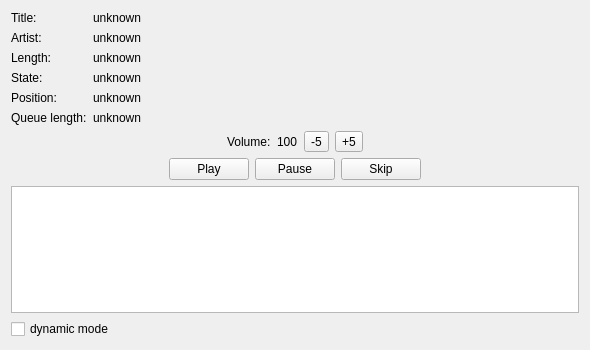
Qt form gui-remote/mainwidget.ui (hyperquantum/PMP) before a commit.
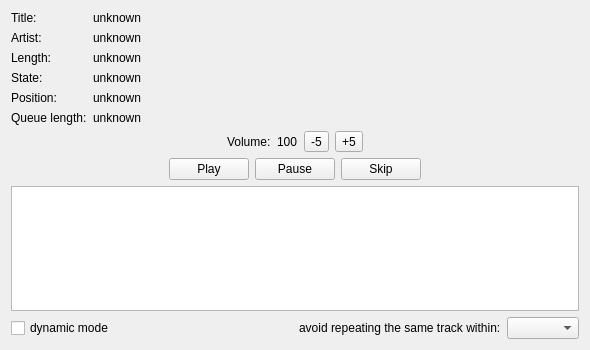
The same form after that commit.

Commit message: the track repetition avoidance timespan is now shown in the GUI remote as a combobox, and the user can modify the timespan by selecting another entry in the combobox

Patch:
```diff
--- a/gui-remote/mainwidget.ui
+++ b/gui-remote/mainwidget.ui
@@ -228,11 +228,42 @@
     </widget>
    </item>
    <item>
+    <layout class="QHBoxLayout" name="horizontalLayout_3">
+     <item>
     <widget class="QCheckBox" name="dynamicModeCheckBox">
      <property name="text">
       <string>dynamic mode</string>
      </property>
     </widget>
+     </item>
+     <item>
+      <spacer name="horizontalSpacer_5">
+       <property name="orientation">
+        <enum>Qt::Horizontal</enum>
+       </property>
+       <property name="sizeHint" stdset="0">
+        <size>
+         <width>40</width>
+         <height>20</height>
+        </size>
+       </property>
+      </spacer>
+     </item>
+     <item>
+      <widget class="QLabel" name="label">
+       <property name="text">
+        <string>avoid repeating the same track within:</string>
+       </property>
+      </widget>
+     </item>
+     <item>
+      <widget class="QComboBox" name="noRepetitionComboBox">
+       <property name="sizeAdjustPolicy">
+        <enum>QComboBox::AdjustToContents</enum>
+       </property>
+      </widget>
+     </item>
+    </layout>
    </item>
   </layout>
  </widget>
```
Lines whose indentation alone changed are shown as unchanged. The commit also changes 8 other files.
